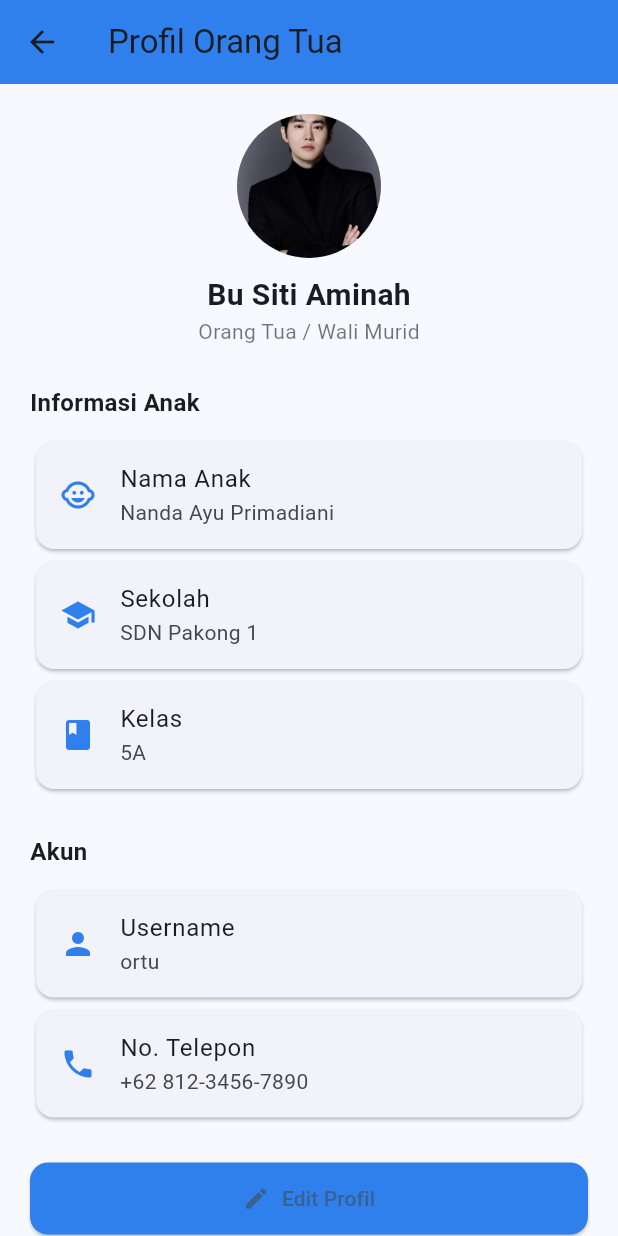
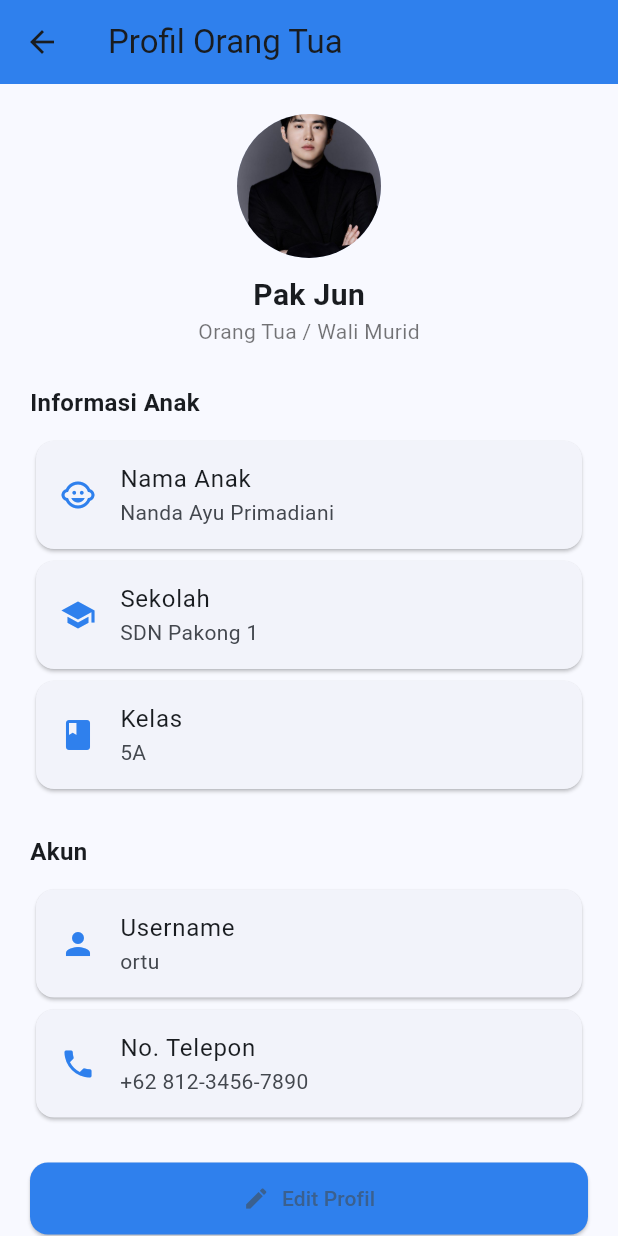
Before and after one commit to NandaaAyyy/SpyKidsApp, a Flutter app: the HomeShell screen opened by its route, item 3 of the bottom bar chosen, after a tap on the "person" icon, on a phone screen of 412 x 824 dp. Run offline on Flutter 3.47's test engine with Material 3 defaults, Android fonts, the phone set to English and light mode, and no system bars; our stand-ins replace geolocator, shared_preferences; accounts and stored records are empty.

Commit message:
commit-8

```diff
--- a/lib/pages/dashboard.dart
+++ b/lib/pages/dashboard.dart
@@ -67,10 +67,9 @@ class _DashboardPageState extends State<DashboardPage> {
         children: [
           Row(
             children: [
-              Container(
-                padding: const EdgeInsets.all(10),
-                decoration: BoxDecoration(color: color.withOpacity(0.14), borderRadius: BorderRadius.circular(12)),
-                child: const Icon(Icons.child_care, size: 36, color: Color(0xFF2F80ED)),
+              CircleAvatar(
+                radius: 28,
+                backgroundImage: AssetImage('assets/images/rose.jpeg'),
               ),
               const SizedBox(width: 12),
               Expanded(
@@ -136,19 +135,20 @@ class _DashboardPageState extends State<DashboardPage> {
             children: [
               CircleAvatar(
                 radius: 40,
-                backgroundImage: AssetImage('assets/images/kim.jpeg', ),
+                backgroundImage: AssetImage('assets/images/kim.jpeg'),
                 ),
                 const SizedBox(width: 12),
                 Column(
                   crossAxisAlignment: CrossAxisAlignment.start,
-                  children: const [
-                    Text("Halo, Orang Tua", style: TextStyle(fontSize: 20, fontWeight: FontWeight.bold)),
-                    Text("Selamat datang di Spy Kids"),
-                    ],
-                    ),
-                    ],
-                    ),
-                    const SizedBox(height: 18),// quick action row
+                  children: const
+                  [Text("Halo, Orang Tua", style: TextStyle(fontSize: 20, fontWeight: FontWeight.bold)),
+                  Text("Selamat datang di Spy Kids"),
+      ],
+    ),
+  ],
+),
+const SizedBox(height: 18),
+// quick action row
           Row(
             children: [
               Expanded(child: _quickAction(Icons.map, 'Lihat Peta', () => Navigator.pushNamed(context, '/map'))),
--- a/lib/pages/history.dart
+++ b/lib/pages/history.dart
@@ -11,7 +11,7 @@ class HistoryPage extends StatelessWidget {
 
     return Scaffold(
       appBar: AppBar(
-        title: const Text('Riwayat Kehadiran'),
+        title: const Text('Riwayat Siswa'),
         backgroundColor: const Color(0xFF2F80ED),
       ),
       backgroundColor: const Color(0xFFF5F6FA),
--- a/lib/pages/profile.dart
+++ b/lib/pages/profile.dart
@@ -24,7 +24,7 @@ class ProfilePage extends StatelessWidget {
                 ),
                 const SizedBox(height: 10),
                 const Text(
-                  "Bu Siti Aminah",
+                  "Pak Jun",
                   style: TextStyle(fontSize: 20, fontWeight: FontWeight.bold),
                 ),
                 const Text("Orang Tua / Wali Murid",
--- a/pubspec.yaml
+++ b/pubspec.yaml
@@ -24,3 +24,9 @@ flutter:
 
   assets:
   - assets/images/kim.jpeg
+  - assets/images/rose.jpeg
+  - assets/images/dashboard.jpg
+  - assets/images/map.jpg
+  - assets/images/history.jpg
+  - assets/images/profile.jpg
+  - assets/images/login.jpg
```
Also changed, not shown: assets/images/dashboard.jpg (added), assets/images/history.jpg (added), assets/images/login.jpg (added), assets/images/map.jpg (added), assets/images/profil.jpg (added), assets/images/rose.jpeg (added), 2 other files.
